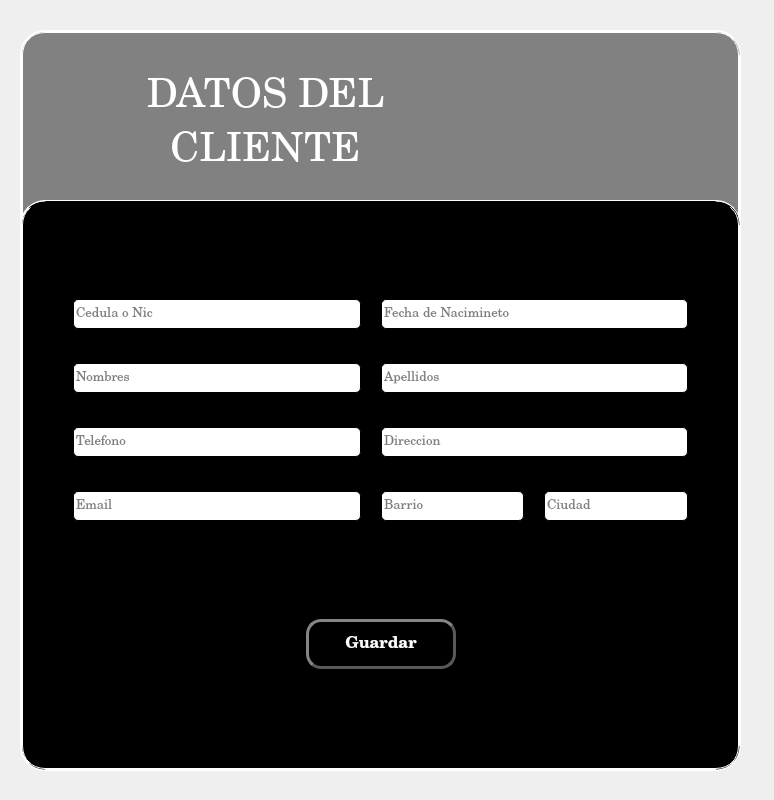
First picture: the form in app/views/registrarClienteForm2.ui, repository Jpalacio98/Tzedaka, before the edit.
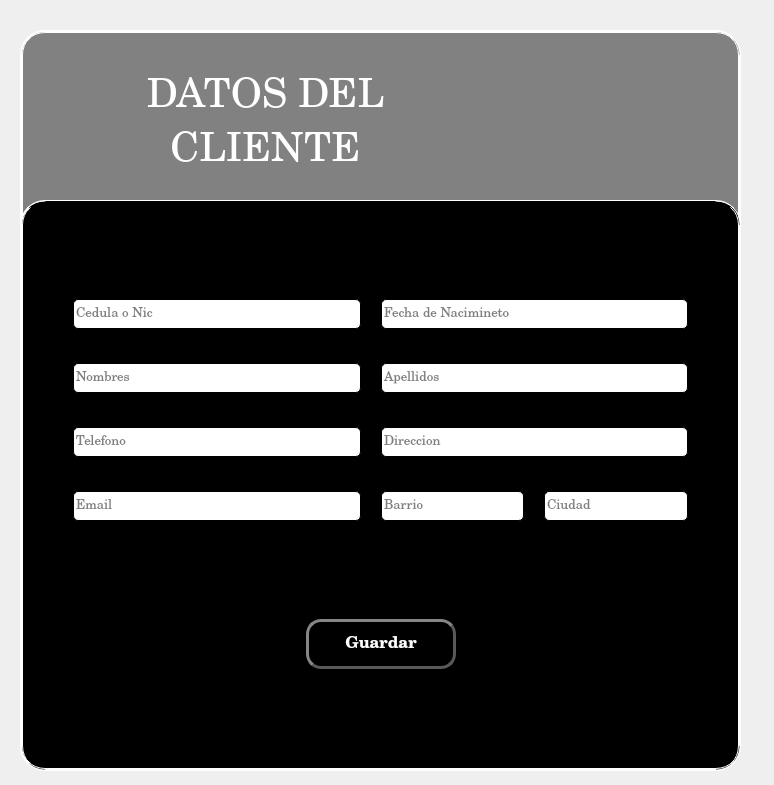
Second picture: the form after the edit. Icons and pictures are not drawn.

```diff
--- a/app/views/registrarClienteForm2.ui
+++ b/app/views/registrarClienteForm2.ui
@@ -7,7 +7,7 @@
     <x>0</x>
     <y>0</y>
     <width>774</width>
-    <height>800</height>
+    <height>785</height>
    </rect>
   </property>
   <property name="windowTitle">
```
